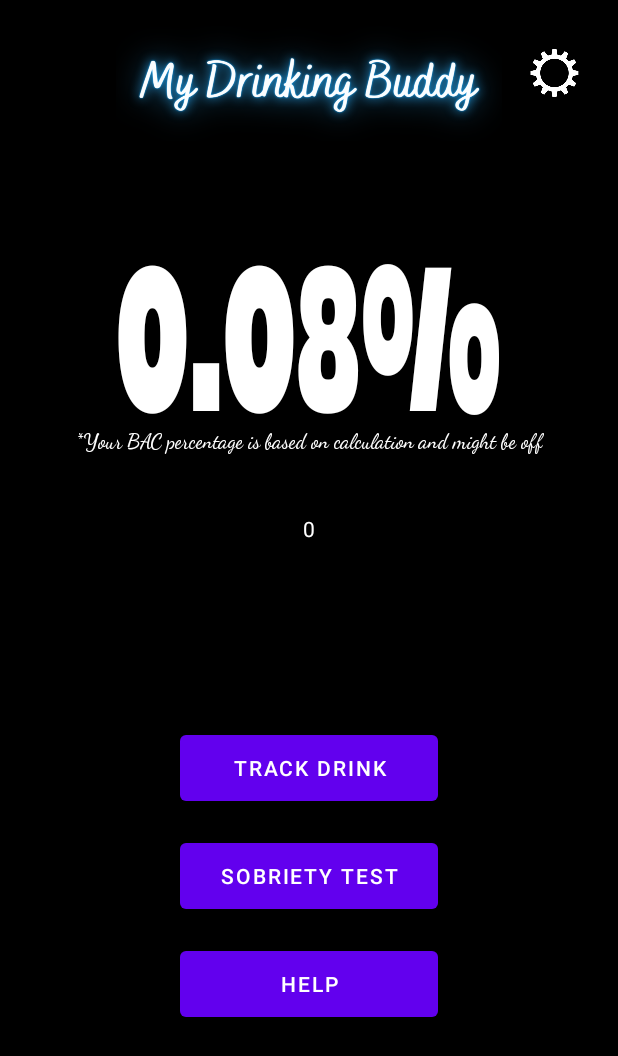
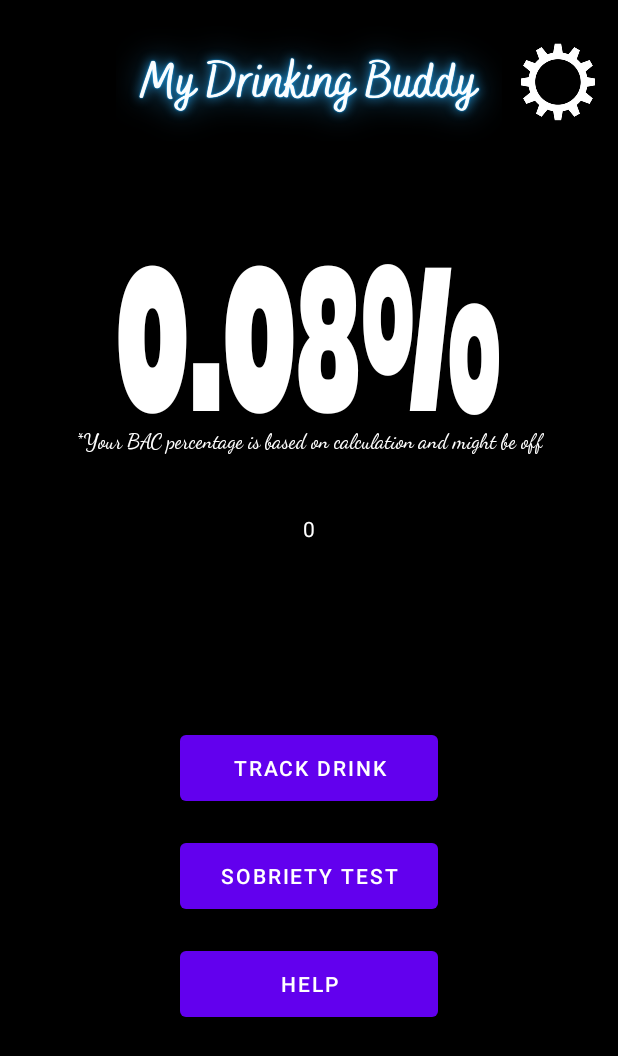
Before and after one commit to Java-Project-2022/Drinking-App, an Android app: the screen it shows after launch (MainActivity), on a phone screen of 412 x 824 dp. Shown: the top 1056 px of the screen. Run offline under Robolectric (Android 15) with nearby library versions, the phone set to English and light mode, and no system bars.

Commit message:
plz continue to work

```diff
--- a/app/src/main/AndroidManifest.xml
+++ b/app/src/main/AndroidManifest.xml
@@ -26,6 +26,7 @@
                 android:value="" />
         </activity>
         <activity android:name=".SobrietyTestMenu"></activity>
+        <activity android:name=".SettingsMenu"></activity>
         <meta-data
             android:name="preloaded_fonts"
             android:resource="@array/preloaded_fonts" />
--- a/app/src/main/java/com/example/draft3/MainActivity.java
+++ b/app/src/main/java/com/example/draft3/MainActivity.java
@@ -8,6 +8,7 @@ import android.content.Intent;
 import android.os.Bundle;
 import android.view.View;
 import android.widget.Button;
+import android.widget.ImageButton;
 import android.widget.TextView;
 
 public class MainActivity extends AppCompatActivity {
@@ -44,6 +45,13 @@ public class MainActivity extends AppCompatActivity {
                 openSobrietyTestMenu();
             }
         });
+        ImageButton Settings = (ImageButton) findViewById(R.id.imageButton17);
+        Settings.setOnClickListener(new View.OnClickListener() {
+            @Override
+            public void onClick(View view) {
+                openSettingsMenu();
+            }
+        });
     }
     public void openDrinkMenu(){
         Intent intent = new Intent(this, DrinkMenu.class);
@@ -54,4 +62,8 @@ public class MainActivity extends AppCompatActivity {
         Intent intent = new Intent(this, SobrietyTestMenu.class);
         startActivity(intent);
     }
+    public void openSettingsMenu(){
+        Intent intent = new Intent(this, SettingsMenu.class);
+        startActivity(intent);
+    }
 }
--- a/app/src/main/res/layout/activity_main.xml
+++ b/app/src/main/res/layout/activity_main.xml
@@ -75,19 +75,6 @@
         app:layout_constraintStart_toStartOf="parent"
         app:layout_constraintTop_toBottomOf="@+id/button2" />
 
-    <ImageView
-        android:id="@+id/imageView2"
-        android:layout_width="35dp"
-        android:layout_height="33dp"
-        android:layout_marginStart="8dp"
-        android:layout_marginTop="32dp"
-        android:layout_marginEnd="16dp"
-        android:contentDescription="@string/Settings_edit"
-        app:layout_constraintEnd_toEndOf="parent"
-        app:layout_constraintStart_toEndOf="@+id/imageView"
-        app:layout_constraintTop_toTopOf="parent"
-        app:srcCompat="@drawable/untitled_design" />
-
     <TextView
         android:id="@+id/textView3"
         android:layout_width="wrap_content"
@@ -100,4 +87,21 @@
         app:layout_constraintTop_toBottomOf="@+id/textView2"
         app:layout_constraintVertical_bias="0.07999998" />
 
+    <ImageButton
+        android:id="@+id/imageButton17"
+        android:layout_width="49dp"
+        android:layout_height="53dp"
+        android:layout_marginStart="16dp"
+        android:layout_marginTop="28dp"
+        android:layout_marginEnd="24dp"
+        android:background="@drawable/app_launch"
+        android:contentDescription="@string/Settings_edit"
+        android:scaleType="centerCrop"
+        app:layout_constraintEnd_toEndOf="parent"
+        app:layout_constraintHorizontal_bias="0.333"
+        app:layout_constraintStart_toEndOf="@+id/imageView"
+        app:layout_constraintTop_toTopOf="parent"
+        app:srcCompat="@drawable/untitled_design"
+        tools:ignore="SpeakableTextPresentCheck" />
+
 </androidx.constraintlayout.widget.ConstraintLayout>
```
Also changed, not shown: app/src/main/java/com/example/draft3/SettingsMenu.java (added, +27 -0 lines).
